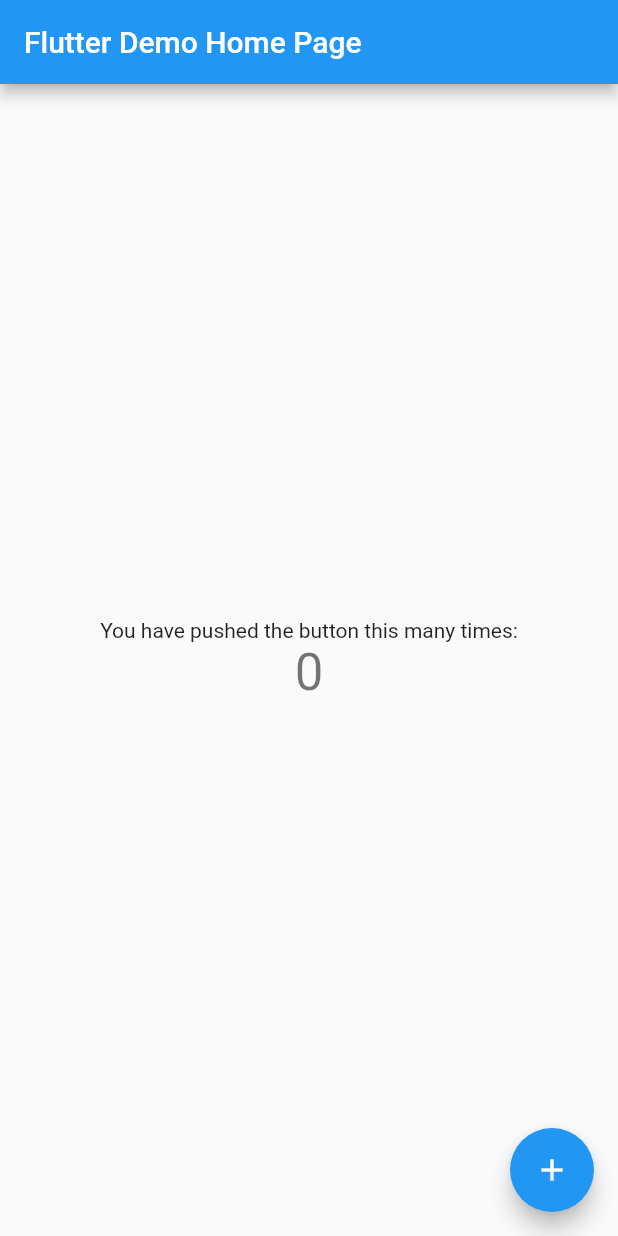
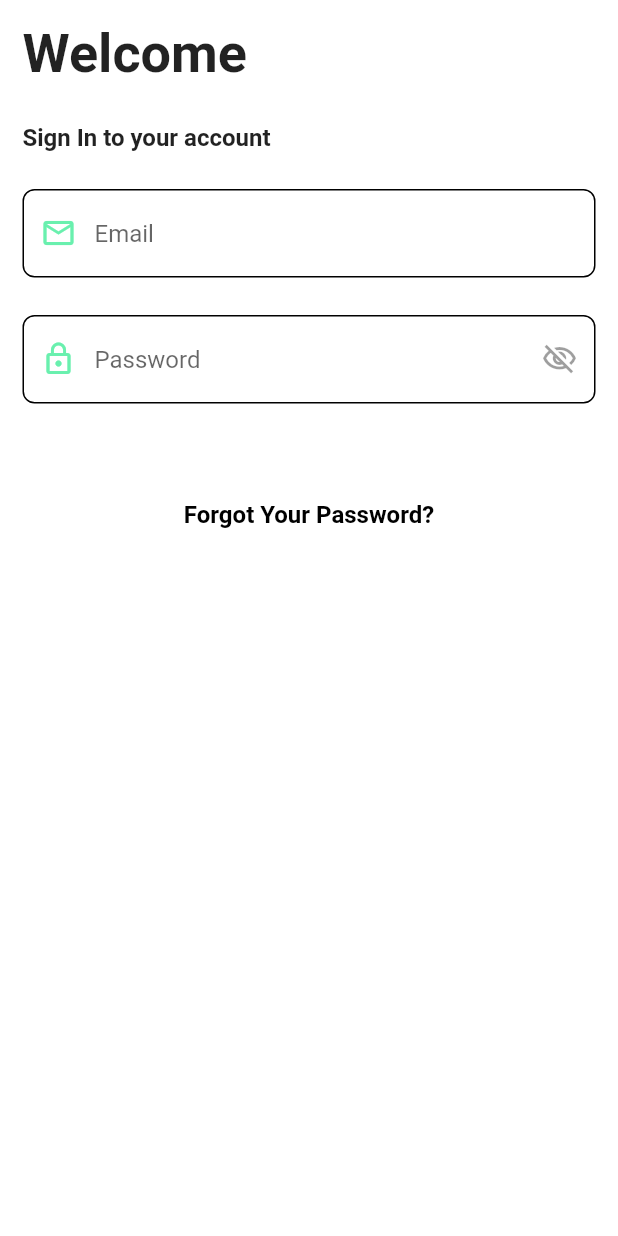
Before and after one commit to yuliusius1/flutter_doctor, a Flutter app: the screen it shows after launch, on a phone screen of 412 x 824 dp. Run offline on Flutter 3.47's test engine with Material 2 defaults, Android fonts, the phone set to English and light mode, and no system bars.

Commit message:
Build Form Login

```diff
--- /dev/null
+++ b/lib/components/button.dart
@@ -0,0 +1,15 @@
+import 'package:flutter/material.dart';
+
+class name extends StatefulWidget {
+  name({Key? key}) : super(key: key);
+
+  @override
+  State<name> createState() => _nameState();
+}
+
+class _nameState extends State<name> {
+  @override
+  Widget build(BuildContext context) {
+    return Container();
+  }
+}
--- /dev/null
+++ b/lib/components/login_form.dart
@@ -0,0 +1,67 @@
+import 'package:flutter/material.dart';
+
+import '../utils/config.dart';
+
+class LoginForm extends StatefulWidget {
+  const LoginForm({Key? key}) : super(key: key);
+
+  @override
+  State<LoginForm> createState() => _LoginFormState();
+}
+
+class _LoginFormState extends State<LoginForm> {
+  final _formKey = GlobalKey<FormState>();
+  final _emailcontroller = TextEditingController();
+  final _passwordcontroller = TextEditingController();
+  bool obsecurePass = true;
+  @override
+  Widget build(BuildContext context) {
+    return Form(
+      key: _formKey,
+      child: Column(
+        children: <Widget>[
+          TextFormField(
+            controller: _emailcontroller,
+            keyboardType: TextInputType.emailAddress,
+            cursorColor: Config.primaryColor,
+            decoration: const InputDecoration(
+              hintText: 'Email Address',
+              labelText: 'Email',
+              alignLabelWithHint: true,
+              prefixIcon: Icon(Icons.email_outlined),
+              prefixIconColor: Config.primaryColor,
+            ),
+          ),
+          Config.spaceSmall,
+          TextFormField(
+              controller: _passwordcontroller,
+              keyboardType: TextInputType.visiblePassword,
+              cursorColor: Config.primaryColor,
+              obscureText: obsecurePass,
+              decoration: InputDecoration(
+                hintText: 'Password',
+                labelText: 'Password',
+                alignLabelWithHint: true,
+                prefixIcon: const Icon(Icons.lock_outline),
+                prefixIconColor: Config.primaryColor,
+                suffixIcon: IconButton(
+                    onPressed: () {
+                      setState(() {
+                        obsecurePass = !obsecurePass;
+                      });
+                    },
+                    icon: obsecurePass
+                        ? const Icon(
+                            Icons.visibility_off_outlined,
+                            color: Colors.black38,
+                          )
+                        : const Icon(Icons.visibility_outlined,
+                            color: Config.primaryColor)),
+              )),
+          Config.spaceSmall,
+          // Login Button
+        ],
+      ),
+    );
+  }
+}
--- a/lib/main.dart
+++ b/lib/main.dart
@@ -1,4 +1,7 @@
 import 'package:flutter/material.dart';
+import 'package:flutter_doctor_laravel/screens/auth_page.dart';
+import 'package:flutter_doctor_laravel/screens/main_page.dart';
+import 'package:flutter_doctor_laravel/utils/config.dart';
 
 void main() {
   runApp(const MyApp());
@@ -7,109 +10,43 @@
 class MyApp extends StatelessWidget {
   const MyApp({super.key});
 
+  // this is the key for the navigator
+  static final navigatorKey = GlobalKey<NavigatorState>();
+
   // This widget is the root of your application.
   @override
   Widget build(BuildContext context) {
     return MaterialApp(
-      title: 'Flutter Demo',
+      navigatorKey: navigatorKey,
+      title: 'Flutter Doctor App',
+      debugShowCheckedModeBanner: false,
       theme: ThemeData(
-        // This is the theme of your application.
-        //
-        // Try running your application with "flutter run". You'll see the
-        // application has a blue toolbar. Then, without quitting the app, try
-        // changing the primarySwatch below to Colors.green and then invoke
-        // "hot reload" (press "r" in the console where you ran "flutter run",
-        // or simply save your changes to "hot reload" in a Flutter IDE).
-        // Notice that the counter didn't reset back to zero; the application
-        // is not restarted.
-        primarySwatch: Colors.blue,
+        inputDecorationTheme: const InputDecorationTheme(
+            focusColor: Config.primaryColor,
+            border: Config.border,
+            focusedBorder: Config.focusBorder,
+            errorBorder: Config.errorBorder,
+            enabledBorder: Config.border,
+            floatingLabelStyle: TextStyle(color: Config.primaryColor),
+            prefixIconColor: Colors.black38),
+        scaffoldBackgroundColor: Colors.white,
+        bottomNavigationBarTheme: BottomNavigationBarThemeData(
+          backgroundColor: Config.primaryColor,
+          selectedItemColor: Colors.white,
+          showSelectedLabels: true,
+          showUnselectedLabels: false,
+          unselectedItemColor: Colors.grey.shade700,
+          elevation: 10,
+          type: BottomNavigationBarType.fixed,
+        ),
       ),
-      home: const MyHomePage(title: 'Flutter Demo Home Page'),
+      initialRoute: '/',
+      routes: {
+        '/': (context) => const AuthPage(),
+        'main': (context) => const MainPage(),
+      },
     );
   }
 }
 
-class MyHomePage extends StatefulWidget {
-  const MyHomePage({super.key, required this.title});
-
-  // This widget is the home page of your application. It is stateful, meaning
-  // that it has a State object (defined below) that contains fields that affect
-  // how it looks.
-
-  // This class is the configuration for the state. It holds the values (in this
-  // case the title) provided by the parent (in this case the App widget) and
-  // used by the build method of the State. Fields in a Widget subclass are
-  // always marked "final".
-
-  final String title;
-
-  @override
-  State<MyHomePage> createState() => _MyHomePageState();
-}
-
-class _MyHomePageState extends State<MyHomePage> {
-  int _counter = 0;
-
-  void _incrementCounter() {
-    setState(() {
-      // This call to setState tells the Flutter framework that something has
-      // changed in this State, which causes it to rerun the build method below
-      // so that the display can reflect the updated values. If we changed
-      // _counter without calling setState(), then the build method would not be
-      // called again, and so nothing would appear to happen.
-      _counter++;
-    });
-  }
-
-  @override
-  Widget build(BuildContext context) {
-    // This method is rerun every time setState is called, for instance as done
-    // by the _incrementCounter method above.
-    //
-    // The Flutter framework has been optimized to make rerunning build methods
-    // fast, so that you can just rebuild anything that needs updating rather
-    // than having to individually change instances of widgets.
-    return Scaffold(
-      appBar: AppBar(
-        // Here we take the value from the MyHomePage object that was created by
-        // the App.build method, and use it to set our appbar title.
-        title: Text(widget.title),
-      ),
-      body: Center(
-        // Center is a layout widget. It takes a single child and positions it
-        // in the middle of the parent.
-        child: Column(
-          // Column is also a layout widget. It takes a list of children and
-          // arranges them vertically. By default, it sizes itself to fit its
-          // children horizontally, and tries to be as tall as its parent.
-          //
-          // Invoke "debug painting" (press "p" in the console, choose the
-          // "Toggle Debug Paint" action from the Flutter Inspector in Android
-          // Studio, or the "Toggle Debug Paint" command in Visual Studio Code)
-          // to see the wireframe for each widget.
-          //
-          // Column has various properties to control how it sizes itself and
-          // how it positions its children. Here we use mainAxisAlignment to
-          // center the children vertically; the main axis here is the vertical
-          // axis because Columns are vertical (the cross axis would be
-          // horizontal).
-          mainAxisAlignment: MainAxisAlignment.center,
-          children: <Widget>[
-            const Text(
-              'You have pushed the button this many times:',
-            ),
-            Text(
-              '$_counter',
-              style: Theme.of(context).textTheme.headlineMedium,
-            ),
-          ],
-        ),
-      ),
-      floatingActionButton: FloatingActionButton(
-        onPressed: _incrementCounter,
-        tooltip: 'Increment',
-        child: const Icon(Icons.add),
-      ), // This trailing comma makes auto-formatting nicer for build methods.
-    );
-  }
-}
+// login Component
--- /dev/null
+++ b/lib/screens/auth_page.dart
@@ -0,0 +1,65 @@
+import 'package:flutter/material.dart';
+import 'package:flutter_doctor_laravel/components/login_form.dart';
+import 'package:flutter_doctor_laravel/utils/config.dart';
+import 'package:flutter_doctor_laravel/utils/text.dart';
+
+class AuthPage extends StatefulWidget {
+  const AuthPage({Key? key}) : super(key: key);
+
+  @override
+  State<AuthPage> createState() => _AuthPageState();
+}
+
+class _AuthPageState extends State<AuthPage> {
+  @override
+  Widget build(BuildContext context) {
+    Config().init(context);
+    return Scaffold(
+      body: Padding(
+        padding: const EdgeInsets.symmetric(
+          horizontal: 15,
+          vertical: 15,
+        ),
+        child: SafeArea(
+          child: Column(
+            mainAxisAlignment: MainAxisAlignment.start,
+            crossAxisAlignment: CrossAxisAlignment.start,
+            children: <Widget>[
+              Text(
+                AppText.enText['welcome_text']!,
+                style: const TextStyle(
+                  fontSize: 36,
+                  fontWeight: FontWeight.bold,
+                ),
+              ),
+              Config.spaceSmall,
+              Text(
+                AppText.enText['signIn_text']!,
+                style: const TextStyle(
+                  fontSize: 16,
+                  fontWeight: FontWeight.bold,
+                ),
+              ),
+              // Login Components
+              Config.spaceSmall,
+              LoginForm(),
+              Config.spaceSmall,
+              Center(
+                child: TextButton(
+                  onPressed: () {},
+                  child: Text(
+                    AppText.enText['forgot_password']!,
+                    style: const TextStyle(
+                        fontSize: 16,
+                        fontWeight: FontWeight.bold,
+                        color: Colors.black),
+                  ),
+                ),
+              )
+            ],
+          ),
+        ),
+      ),
+    );
+  }
+}
--- /dev/null
+++ b/lib/screens/main_page.dart
@@ -0,0 +1,19 @@
+import 'package:flutter/material.dart';
+
+class MainPage extends StatefulWidget {
+  const MainPage({Key? key}) : super(key: key);
+
+  @override
+  State<MainPage> createState() => _MainPageState();
+}
+
+class _MainPageState extends State<MainPage> {
+  @override
+  Widget build(BuildContext context) {
+    return Scaffold(
+      body: Center(
+        child: Text('Main Page'),
+      ),
+    );
+  }
+}
--- /dev/null
+++ b/lib/utils/config.dart
@@ -0,0 +1,48 @@
+import 'package:flutter/material.dart';
+
+class Config {
+  static MediaQueryData? mediaQueryData;
+  static double? screenWidth;
+  static double? screenHeight;
+
+  void init(BuildContext contex) {
+    mediaQueryData = MediaQuery.of(contex);
+    screenWidth = mediaQueryData!.size.width;
+    screenHeight = mediaQueryData!.size.height;
+  }
+
+  static get widthSize {
+    return screenWidth;
+  }
+
+  static get heightSize {
+    return screenHeight;
+  }
+
+  static const spaceSmall = SizedBox(
+    height: 25,
+  );
+  static final spaceMedium = SizedBox(
+    height: screenHeight! * 0.05,
+  );
+  static final spaceLarge = SizedBox(
+    height: screenHeight! * 0.08,
+  );
+
+  //textForm Field Border
+  static const OutlineInputBorder border = OutlineInputBorder(
+    borderRadius: BorderRadius.all(Radius.circular(8)),
+  );
+
+  static const focusBorder = OutlineInputBorder(
+    borderRadius: BorderRadius.all(Radius.circular(8)),
+    borderSide: BorderSide(color: Colors.greenAccent),
+  );
+
+  static const errorBorder = OutlineInputBorder(
+    borderRadius: BorderRadius.all(Radius.circular(8)),
+    borderSide: BorderSide(color: Colors.red),
+  );
+
+  static const primaryColor = Colors.greenAccent;
+}
--- /dev/null
+++ b/lib/utils/text.dart
@@ -0,0 +1,11 @@
+class AppText {
+  static final enText = {
+    'welcome_text': 'Welcome',
+    'signIn_text': 'Sign In to your account',
+    'registered_text': 'Already have an account?',
+    'register_text': 'Your can easily sign up, and connect to the Doctor',
+    'signUp_text': 'Don\'t have an account?',
+    'social-login': 'Or login with social account',
+    'forgot_password': 'Forgot Your Password?'
+  };
+}
```
Also changed, not shown: pubspec.yaml (+9 -2 lines), pubspec.lock, 1 other file.
